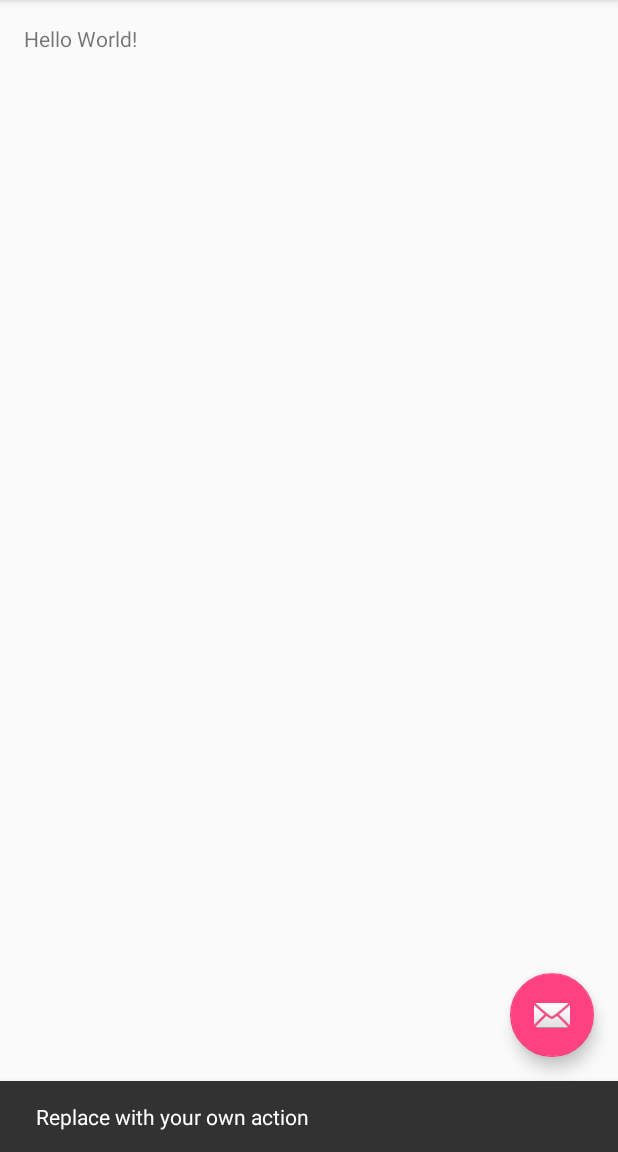
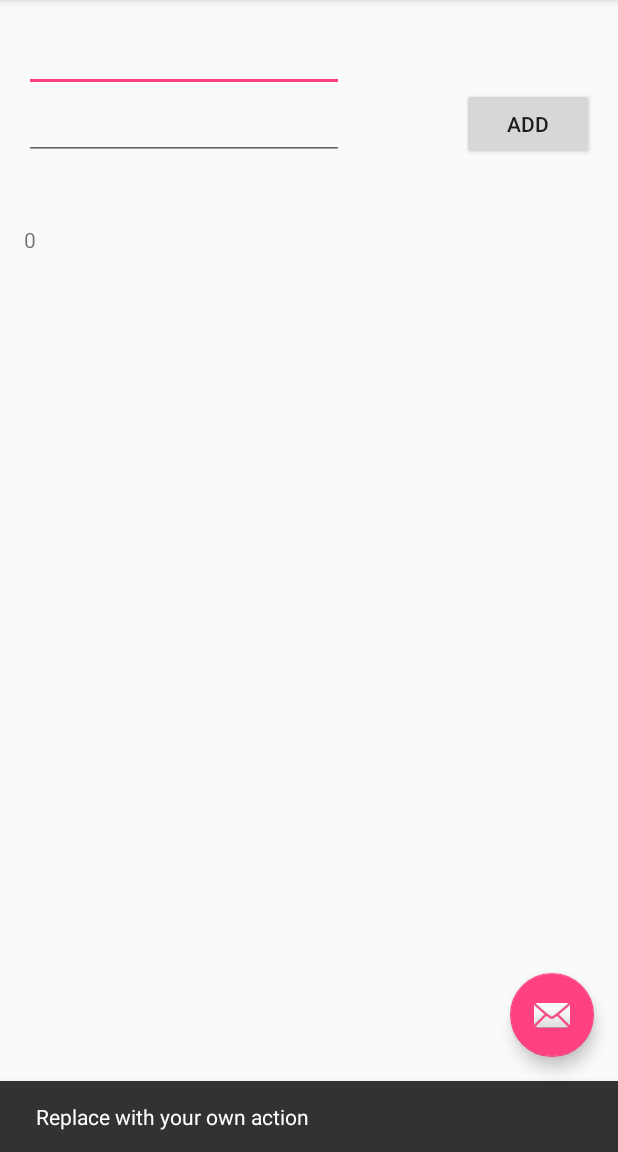
Before and after one commit to prosanth/SumTestProject, an Android app: the screen it shows after launch (MainActivity), after a tap on an icon or button, on a phone screen of 412 x 824 dp, the part 84-1236 px from its top. Run offline under Robolectric (Android 15) with nearby library versions, the phone set to English and light mode, and no system bars; 1 other tap on this screen came first.

Commit message:
Finished exercise 1

```diff
--- a/app/src/main/java/com/example/prasanth_2/sumtestproject/MainActivity.java
+++ b/app/src/main/java/com/example/prasanth_2/sumtestproject/MainActivity.java
@@ -8,8 +8,17 @@ import android.support.v7.widget.Toolbar;
 import android.view.View;
 import android.view.Menu;
 import android.view.MenuItem;
+import android.widget.Button;
+import android.widget.EditText;
+import android.widget.TextView;
 
 public class MainActivity extends AppCompatActivity {
+
+    Button addBtn;
+    EditText first, second;
+    TextView sumDisplay;
+
+    int firstNum, secondNum, sumResult;
 
     @Override
     protected void onCreate(Bundle savedInstanceState) {
@@ -26,6 +35,23 @@ public class MainActivity extends AppCompatActivity {
                         .setAction("Action", null).show();
             }
         });
+
+        addBtn = (Button) findViewById(R.id.button);
+        first = (EditText) findViewById(R.id.editText);
+        second = (EditText) findViewById(R.id.editText2);
+        sumDisplay = (TextView) findViewById(R.id.textView2);
+
+
+        addBtn.setOnClickListener(
+                new Button.OnClickListener() {
+                    public void onClick(View v) {
+                        firstNum = Integer.parseInt(first.getText().toString());
+                        secondNum = Integer.parseInt(second.getText().toString());
+                        int sum = sum(firstNum, secondNum);
+                        sumDisplay.setText(Integer.toString(sum));
+                    }
+                }
+        );
     }
 
     @Override
@@ -49,4 +75,9 @@ public class MainActivity extends AppCompatActivity {
 
         return super.onOptionsItemSelected(item);
     }
+
+    //Adds two numbers
+    public int sum(int a, int b){
+        return a+b;
+    }
 }
--- a/app/src/main/res/layout/content_main.xml
+++ b/app/src/main/res/layout/content_main.xml
@@ -12,8 +12,39 @@
     tools:context="com.example.prasanth_2.sumtestproject.MainActivity"
     tools:showIn="@layout/activity_main">
 
+
+    <EditText
+        android:layout_width="wrap_content"
+        android:layout_height="wrap_content"
+        android:inputType="number"
+        android:ems="10"
+        android:id="@+id/editText"
+        android:layout_alignParentStart="true" />
+
+    <EditText
+        android:layout_width="wrap_content"
+        android:layout_height="wrap_content"
+        android:inputType="number"
+        android:ems="10"
+        android:id="@+id/editText2"
+        android:layout_below="@+id/editText"
+        android:layout_alignParentStart="true" />
+
     <TextView
         android:layout_width="wrap_content"
         android:layout_height="wrap_content"
-        android:text="Hello World!" />
+        android:text= "Sum"
+        android:id="@+id/textView2"
+        android:layout_below="@+id/editText2"
+        android:layout_alignParentStart="true"
+        android:layout_marginTop="43dp" />
+
+    <Button
+        android:layout_width="wrap_content"
+        android:layout_height="wrap_content"
+        android:text="ADD"
+        android:id="@+id/button"
+        android:layout_above="@+id/textView2"
+        android:layout_alignParentEnd="true"
+        />
 </RelativeLayout>
```
Also changed, not shown: 1 other file.
